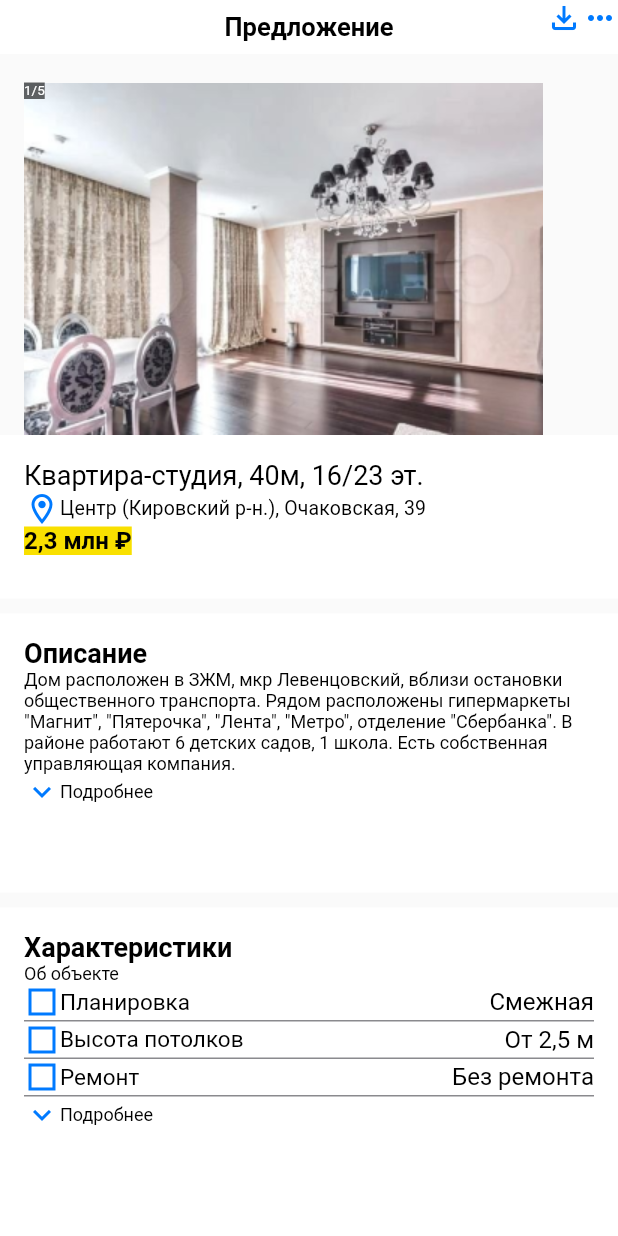
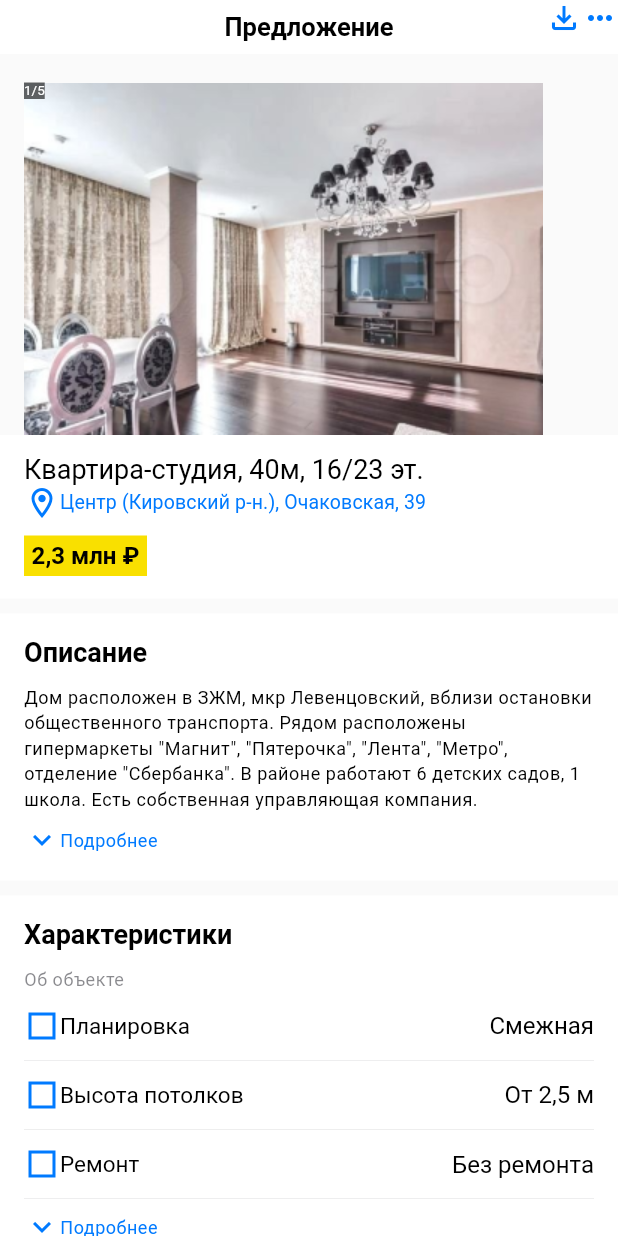
Before and after one commit to abezuglova/first_task_basic, a Flutter app: the screen it shows after launch, on a phone screen of 412 x 824 dp. Run offline on Flutter 3.47's test engine with Material 2 defaults, Android fonts, the light colour scheme and no system bars; our stand-ins replace google_fonts.

Commit message:
sizes changed

```diff
--- a/lib/main.dart
+++ b/lib/main.dart
@@ -11,27 +11,67 @@ class MyApp extends StatelessWidget {
 
   @override
   Widget build(BuildContext context) {
+    const linkColor = Color(0xFF007AFF);
     return MaterialApp(
       title: 'Flutter Demo',
       theme: ThemeData(
+        primaryColor: linkColor,
         appBarTheme: const AppBarTheme(
           backgroundColor: Colors.white,
           foregroundColor: Colors.black,
         ),
         iconTheme: const IconThemeData(
-          color: Color(0xFF007AFF),
+          color: linkColor,
         ),
         textTheme:
             GoogleFonts.openSansTextTheme(Theme.of(context).textTheme).copyWith(
-          bodySmall: const TextStyle(fontWeight: FontWeight.normal, fontSize: 12, color: Colors.black),
-          bodyMedium: const TextStyle(fontWeight: FontWeight.normal, fontSize: 15, color: Colors.black),
-          bodyLarge: const TextStyle(fontWeight: FontWeight.normal, fontSize: 16, color: Colors.black),
-          headlineSmall: const TextStyle(fontWeight: FontWeight.normal, fontSize: 18, color: Colors.black),
-          headlineMedium: const TextStyle(fontWeight: FontWeight.normal, fontSize: 9, color: Colors.black),
-          headlineLarge: const TextStyle(fontWeight: FontWeight.bold, fontSize: 18, color: Colors.black),
-          titleSmall: const TextStyle(fontWeight: FontWeight.normal, fontSize: 13, color: Colors.black),
-          titleMedium: const TextStyle(fontWeight: FontWeight.w600, fontSize: 16, color: Colors.black),
-          titleLarge: const TextStyle(fontWeight: FontWeight.w600, fontSize: 17, color: Colors.black),
+          bodySmall: const TextStyle(
+            fontWeight: FontWeight.normal,
+            fontSize: 12,
+            color: Colors.black,
+            letterSpacing: 0.35,
+            height: 16.8 / 12,
+          ),
+          bodyMedium: const TextStyle(
+            fontWeight: FontWeight.normal,
+            fontSize: 15,
+            color: Colors.black,
+          ),
+          bodyLarge: const TextStyle(
+            fontWeight: FontWeight.normal,
+            fontSize: 16,
+            color: Colors.black,
+          ),
+          headlineSmall: const TextStyle(
+            fontWeight: FontWeight.normal,
+            fontSize: 18,
+            color: Colors.black,
+          ),
+          headlineMedium: const TextStyle(
+            fontWeight: FontWeight.normal,
+            fontSize: 9,
+            color: Colors.black,
+          ),
+          headlineLarge: const TextStyle(
+            fontWeight: FontWeight.bold,
+            fontSize: 18,
+            color: Colors.black,
+          ),
+          titleSmall: const TextStyle(
+            fontWeight: FontWeight.normal,
+            fontSize: 13,
+            color: Colors.black,
+          ),
+          titleMedium: const TextStyle(
+            fontWeight: FontWeight.w600,
+            fontSize: 16,
+            color: Colors.black,
+          ),
+          titleLarge: const TextStyle(
+            fontWeight: FontWeight.w600,
+            fontSize: 17,
+            color: Colors.black,
+          ),
         ),
       ),
       home: const OfferScreenWidget(),
--- a/lib/widgets/characteristics_widget.dart
+++ b/lib/widgets/characteristics_widget.dart
@@ -7,66 +7,102 @@ class CharacteristicsWidget extends StatelessWidget {
   Widget build(BuildContext context) {
     final textTheme = Theme.of(context).textTheme;
     return Container(
-      height: 233,
-      padding: const EdgeInsets.all(16),
+      padding: const EdgeInsets.symmetric(horizontal: 16, vertical: 15),
       color: Colors.white,
       child: Column(
         crossAxisAlignment: CrossAxisAlignment.start,
         children: [
-          Text('Характеристики', style: textTheme.headlineLarge),
-          Text('Об объекте', style: textTheme.bodySmall),
+          Text(
+            'Характеристики',
+            style: textTheme.headlineLarge,
+          ),
+          const SizedBox(height: 11),
+          Text(
+            'Об объекте',
+            style: textTheme.bodySmall!
+                .copyWith(color: const Color(0x003c3c43).withOpacity(0.6)),
+          ),
+          const SizedBox(height: 11),
           Row(
             mainAxisAlignment: MainAxisAlignment.spaceBetween,
             children: [
               Row(
                 children: [
                   const Icon(Icons.square_outlined),
-                  Text('Планировка', style: textTheme.bodyMedium),
+                  Text(
+                    'Планировка',
+                    style: textTheme.bodyMedium,
+                  ),
                 ],
               ),
-              Text('Смежная', style: textTheme.bodyLarge),
+              Text(
+                'Смежная',
+                style: textTheme.bodyLarge,
+              ),
             ],
           ),
+          const SizedBox(height: 11),
           Container(
-            height: 1,
+            height: 0.1,
             color: const Color(0xFF3C3C43).withOpacity(0.6),
           ),
+          const SizedBox(height: 11),
           Row(
             mainAxisAlignment: MainAxisAlignment.spaceBetween,
             children: [
               Row(
                 children: [
                   const Icon(Icons.square_outlined),
-                  Text('Высота потолков', style: textTheme.bodyMedium),
+                  Text(
+                    'Высота потолков',
+                    style: textTheme.bodyMedium,
+                  ),
                 ],
               ),
-              Text('От 2,5 м', style: textTheme.bodyLarge),
+              Text(
+                'От 2,5 м',
+                style: textTheme.bodyLarge,
+              ),
             ],
           ),
+          const SizedBox(height: 11),
           Container(
-            height: 1,
+            height: 0.1,
             color: const Color(0xFF3C3C43).withOpacity(0.6),
           ),
+          const SizedBox(height: 11),
           Row(
             mainAxisAlignment: MainAxisAlignment.spaceBetween,
             children: [
               Row(
                 children: [
                   const Icon(Icons.square_outlined),
-                  Text('Ремонт', style: textTheme.bodyMedium),
+                  Text(
+                    'Ремонт',
+                    style: textTheme.bodyMedium,
+                  ),
                 ],
               ),
-              Text('Без ремонта', style: textTheme.bodyLarge),
+              Text(
+                'Без ремонта',
+                style: textTheme.bodyLarge,
+              ),
             ],
           ),
+          const SizedBox(height: 11),
           Container(
-            height: 1,
+            height: 0.1,
             color: const Color(0xFF3C3C43).withOpacity(0.6),
           ),
+          const SizedBox(height: 7),
           Row(
             children: [
               const Icon(Icons.keyboard_arrow_down),
-              Text('Подробнее', style: textTheme.bodySmall),
+              Text(
+                'Подробнее',
+                style: textTheme.bodySmall!
+                    .copyWith(color: Theme.of(context).primaryColor),
+              ),
             ],
           ),
         ],
--- a/lib/widgets/custom_app_bar.dart
+++ b/lib/widgets/custom_app_bar.dart
@@ -11,7 +11,11 @@ class CustomAppBar extends StatelessWidget implements PreferredSizeWidget {
         color: Colors.white,
         child: Stack(
           children: [
-            Center(child: Text('Предложение', style: textTheme.titleLarge)),
+            Center(
+                child: Text(
+              'Предложение',
+              style: textTheme.titleLarge,
+            )),
             Positioned(
               right: 0,
               child: Row(
--- a/lib/widgets/description_widget.dart
+++ b/lib/widgets/description_widget.dart
@@ -7,21 +7,28 @@ class DescriptionWidget extends StatelessWidget {
   Widget build(BuildContext context) {
     final textTheme = Theme.of(context).textTheme;
     return Container(
-      height: 186,
-      padding: const EdgeInsets.all(16),
+      padding: const EdgeInsets.symmetric(horizontal: 16, vertical: 15),
       color: Colors.white,
       child: Column(
         crossAxisAlignment: CrossAxisAlignment.start,
         children: [
-          Text('Описание', style: textTheme.headlineLarge),
+          Text(
+            'Описание',
+            style: textTheme.headlineLarge,
+          ),
+          const SizedBox(height: 11),
           Text(
             'Дом расположен в ЗЖМ, мкр Левенцовский, вблизи остановки общественного транспорта. Рядом расположены гипермаркеты "Магнит", "Пятерочка", "Лента", "Метро", отделение "Сбербанка". В районе работают 6 детских садов, 1 школа. Есть собственная управляющая компания.',
             style: textTheme.bodySmall,
           ),
+          const SizedBox(height: 7),
           Row(
             children: [
               const Icon(Icons.keyboard_arrow_down),
-              Text('Подробнее', style: textTheme.bodySmall,),
+              Text(
+                'Подробнее',
+                style: textTheme.bodySmall!.copyWith(color: Theme.of(context).primaryColor),
+              ),
             ],
           ),
         ],
--- a/lib/widgets/link_widget.dart
+++ b/lib/widgets/link_widget.dart
@@ -8,14 +8,18 @@ class LinkWidget extends StatelessWidget {
   Widget build(BuildContext context) {
     final textTheme = Theme.of(context).textTheme;
     return Container(
-      height: 44,
+      padding: const EdgeInsets.symmetric(vertical: 11),
       color: Colors.white,
       child: Center(
         child: Row(
           mainAxisSize: MainAxisSize.min,
           children: [
             const Image(image: AssetImage(AppImages.logo)),
-            Text('Смотреть на Avito', style: textTheme.bodyMedium,),
+            const SizedBox(width: 10),
+            Text(
+              'Смотреть на Avito',
+              style: textTheme.bodyMedium,
+            ),
           ],
         ),
       ),
--- a/lib/widgets/main_info_widget.dart
+++ b/lib/widgets/main_info_widget.dart
@@ -9,20 +9,35 @@ class MainInfoWidget extends StatelessWidget {
     return Container(
       height: 109,
       color: Colors.white,
-      padding: const EdgeInsets.all(16),
+      padding: const EdgeInsets.fromLTRB(16, 12, 16, 15),
       child: Column(
         crossAxisAlignment: CrossAxisAlignment.start,
         children: [
-          Text('Квартира-студия, 40м, 16/23 эт.', style: textTheme.headlineSmall,),
+          Text(
+            'Квартира-студия, 40м, 16/23 эт.',
+            style: textTheme.headlineSmall,
+          ),
           Row(
             children: [
               const Icon(Icons.location_on_outlined),
-              Text('Центр (Кировский р-н.), Очаковская, 39', style: textTheme.titleSmall),
+              Text(
+                'Центр (Кировский р-н.), Очаковская, 39',
+                style: textTheme.titleSmall!
+                    .copyWith(color: Theme.of(context).primaryColor),
+              ),
             ],
           ),
+          const SizedBox(height: 10),
           Container(
+            width: 82,
+            height: 27,
             color: const Color(0xFFF9E000),
-            child: Text('2,3 млн ₽', style: textTheme.titleMedium,),
+            child: Center(
+              child: Text(
+                '2,3 млн ₽',
+                style: textTheme.titleMedium,
+              ),
+            ),
           ),
         ],
       ),
```
